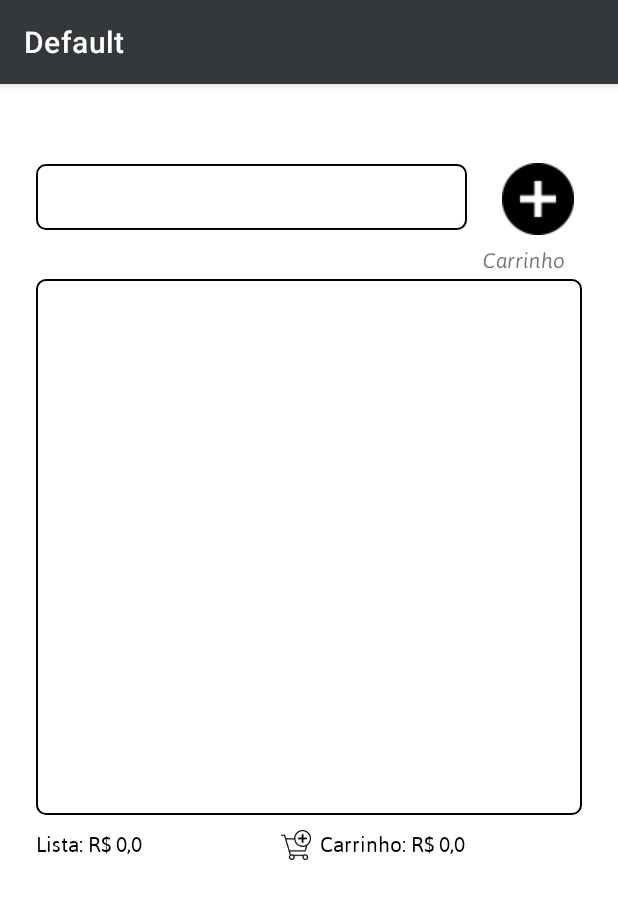
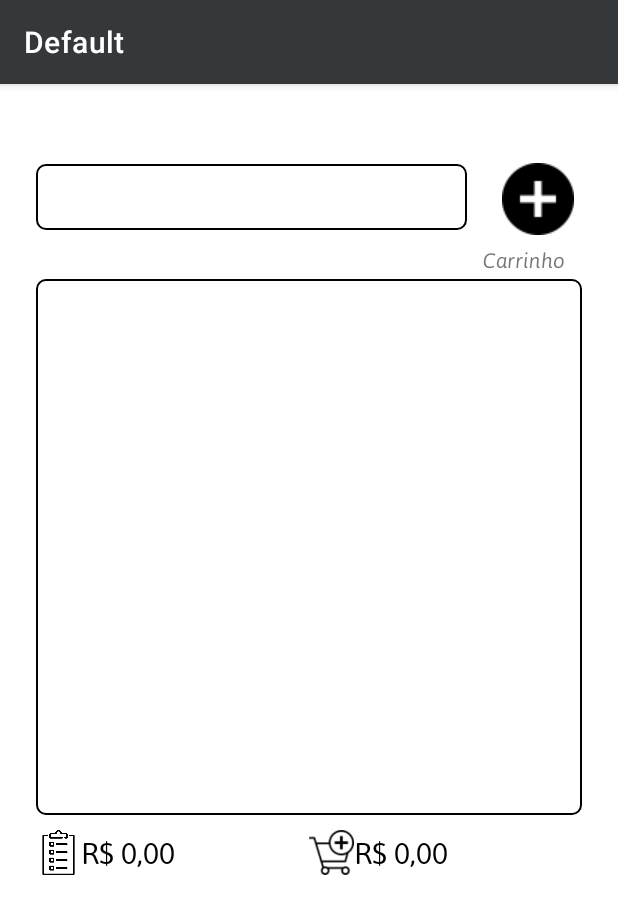
Before and after one commit to pricardoframos/MeusAlimentos, an Android app: the fragment ListaFragment shown on its own in the app's theme, on a phone screen of 412 x 824 dp. Shown: the top 914 px of the screen. Run offline under Robolectric (Android 15) with nearby library versions, the phone set to English and light mode, and no system bars; libraries missing offline, so code that uses them is left out: com.github.rtoshiro.util; pictures from the network do not load; 6 statements that could not run were skipped.

Commit message:
Atualização 14/12

```diff
--- a/app/src/main/java/com/example/projetoalimentostcc/ui/lista/ListaFragment.java
+++ b/app/src/main/java/com/example/projetoalimentostcc/ui/lista/ListaFragment.java
@@ -147,7 +147,7 @@ public class ListaFragment extends Fragment implements AdapterLista.IProdutoXLis
                 valorLista += totalProduto;
             }
         }
-        textViewListaCusto.setText(("Lista: R$ " + valorLista).replace(".",","));
+        textViewListaCusto.setText(("R$ " + String.format("%.2f",valorLista)).replace(".",","));
         valorLista = 0;
     }
     @Override
@@ -163,7 +163,7 @@ public class ListaFragment extends Fragment implements AdapterLista.IProdutoXLis
                 valorTotal += totalProdutoCarrinho;
             }
         }
-        textViewCarrinhoCusto.setText(("Carrinho: R$ " + valorTotal).replace(".",","));
+        textViewCarrinhoCusto.setText(("R$ " + String.format("%.2f", valorTotal)).replace(".",","));
         valorTotal = 0;
     }
 
--- a/app/src/main/res/layout/fragment_lista.xml
+++ b/app/src/main/res/layout/fragment_lista.xml
@@ -4,6 +4,7 @@
     xmlns:tools="http://schemas.android.com/tools"
     android:layout_width="match_parent"
     android:layout_height="match_parent"
+    android:layout_weight="1"
     tools:context=".ui.lista.ListaFragment">
 
 
@@ -61,32 +62,51 @@
         app:layout_constraintTop_toBottomOf="@+id/recyclerViewLista"
         app:layout_constraintVertical_bias="0.0">
 
+        <LinearLayout
+            android:layout_width="wrap_content"
+            android:layout_height="match_parent"
+            android:layout_weight="1"
+            android:orientation="horizontal">
+
+            <ImageView
+                android:id="@+id/imageViewLista"
+                android:layout_width="30dp"
+                android:layout_height="match_parent"
+                android:src="@drawable/lista" />
+
             <TextView
                 android:id="@+id/textViewListaCusto"
-            android:layout_width="133dp"
+                android:layout_width="wrap_content"
                 android:layout_height="match_parent"
-            android:layout_weight="2"
                 android:fontFamily="@font/asap_regular"
-            android:text="Lista: R$ 0,00"
+                android:gravity="center_vertical"
+                android:text="R$ 0,00"
                 android:textColor="@color/black"
-            android:textSize="14sp" />
+                android:textSize="20sp" />
+        </LinearLayout>
+
+        <LinearLayout
+            android:layout_width="wrap_content"
+            android:layout_height="match_parent"
+            android:layout_weight="1"
+            android:orientation="horizontal">
 
             <ImageView
                 android:id="@+id/imgViewCarrinho"
-            android:layout_width="20dp"
-            android:layout_height="20dp"
-            android:layout_weight="1"
+                android:layout_width="30dp"
+                android:layout_height="match_parent"
                 android:src="@drawable/carrinho_add" />
 
             <TextView
                 android:id="@+id/textViewCarrinhoCusto"
-            android:layout_width="149dp"
+                android:layout_width="wrap_content"
                 android:layout_height="match_parent"
-            android:layout_weight="2"
                 android:fontFamily="@font/asap_regular"
-            android:text="Carrinho: R$ 0,00"
+                android:gravity="center_vertical"
+                android:text="R$ 0,00"
                 android:textColor="@color/black"
-            android:textSize="14sp" />
+                android:textSize="20sp" />
+        </LinearLayout>
 
     </LinearLayout>
 
```
Also changed, not shown: app/src/main/java/com/example/projetoalimentostcc/ui/addProdutos/AddProdutosFragmentLista.java (+16 -4 lines), app/src/main/java/com/example/projetoalimentostcc/ui/lista/AdapterLista.java (+23 -7 lines), app/src/main/res/drawable/lista.png (added). Lines whose indentation alone changed are shown as unchanged.
